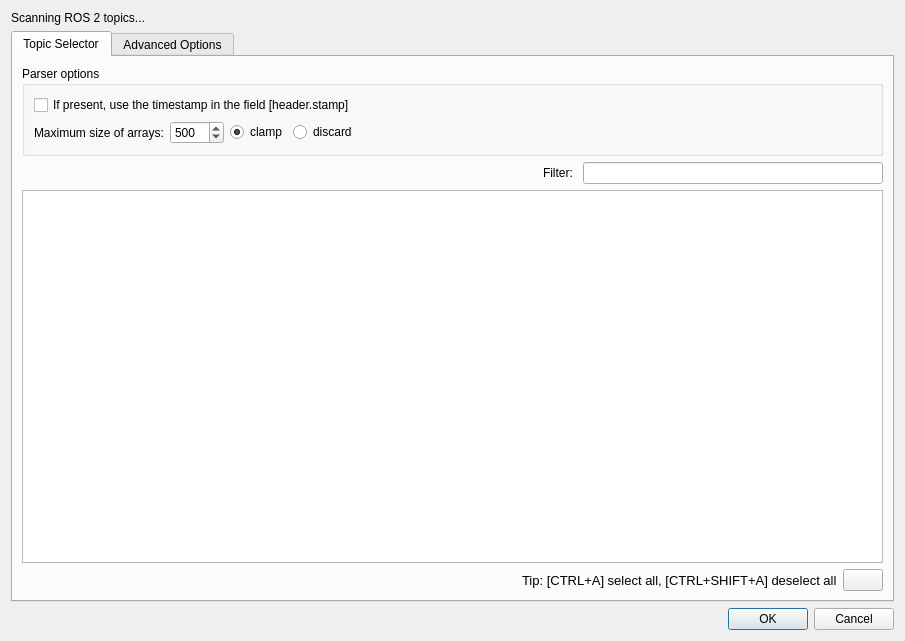
PlotJuggler/pj-official-plugins, file data_stream_ros2/distro/datastream_ros2.ui: the form before one commit.
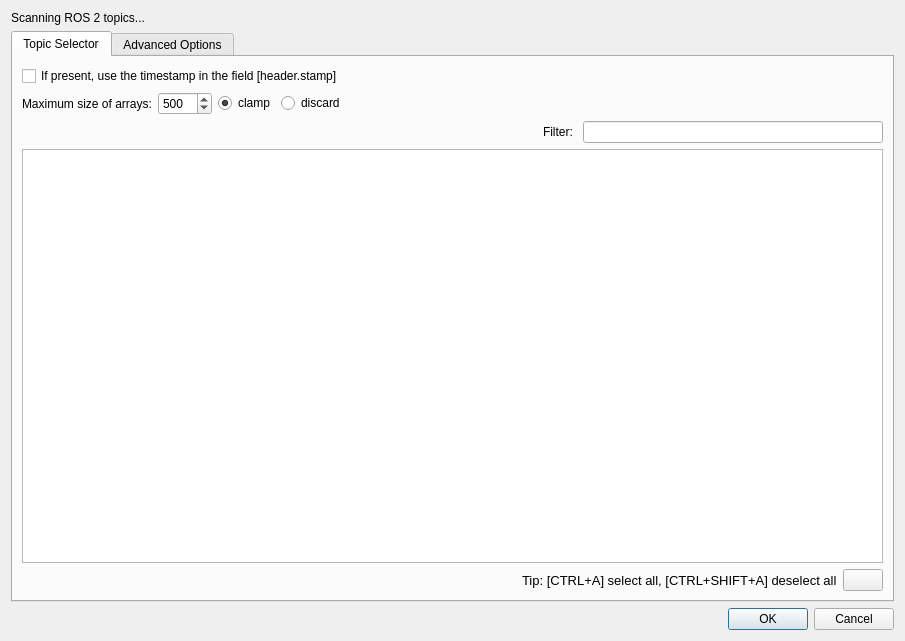
The form after the commit.

Commit message:
feat(plugins): plugin dialogs + SDK version bump (colormap/fft/quaternion, streamers, parsers)
Reworks the toolbox and streamer/parser dialog .ui layouts and their plugin
glue against the current dialog SDK, and bumps SDK_VERSION. Work-in-progress checkpoint.

```diff
--- a/data_stream_ros2/distro/datastream_ros2.ui
+++ b/data_stream_ros2/distro/datastream_ros2.ui
@@ -38,11 +38,20 @@
       </attribute>
       <layout class="QVBoxLayout" name="layoutTopicSelector">
        <item>
-        <widget class="QGroupBox" name="groupParser">
-         <property name="title">
-          <string>Parser options</string>
-         </property>
+        <widget class="QWidget" name="groupParser" native="true">
          <layout class="QVBoxLayout" name="layoutParser">
+          <property name="leftMargin">
+           <number>0</number>
+          </property>
+          <property name="topMargin">
+           <number>0</number>
+          </property>
+          <property name="rightMargin">
+           <number>0</number>
+          </property>
+          <property name="bottomMargin">
+           <number>0</number>
+          </property>
           <item>
            <widget class="QCheckBox" name="checkBoxTimestamp">
             <property name="text">
```
Left out of the diff: 9 changed lines with no effect on the pictures. The commit also changes 19 other files.
